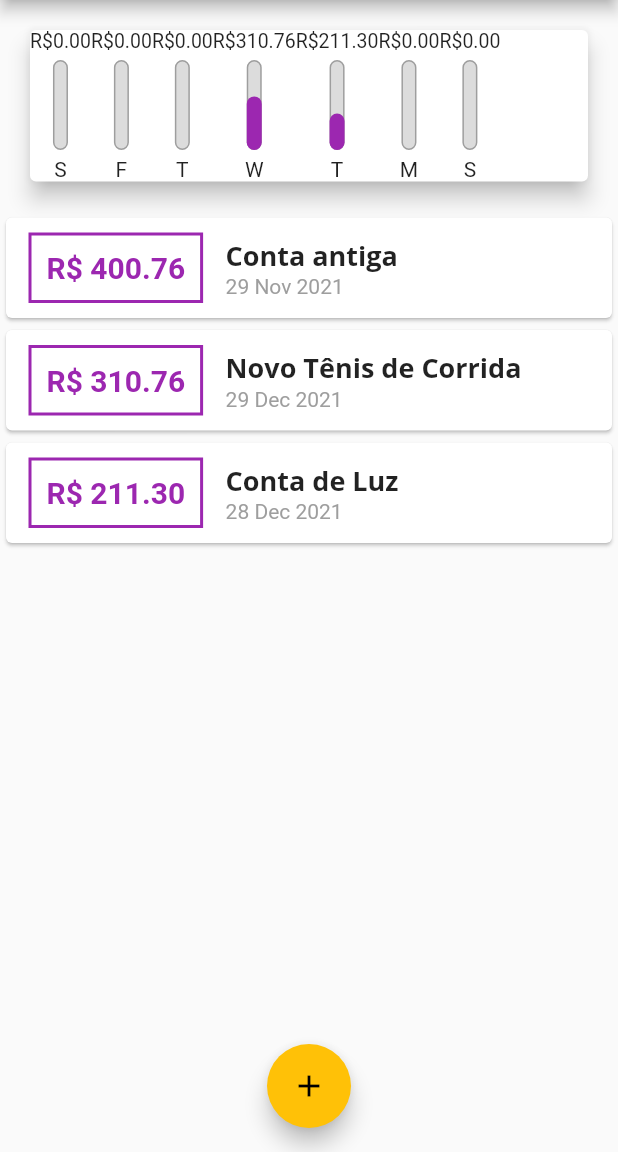
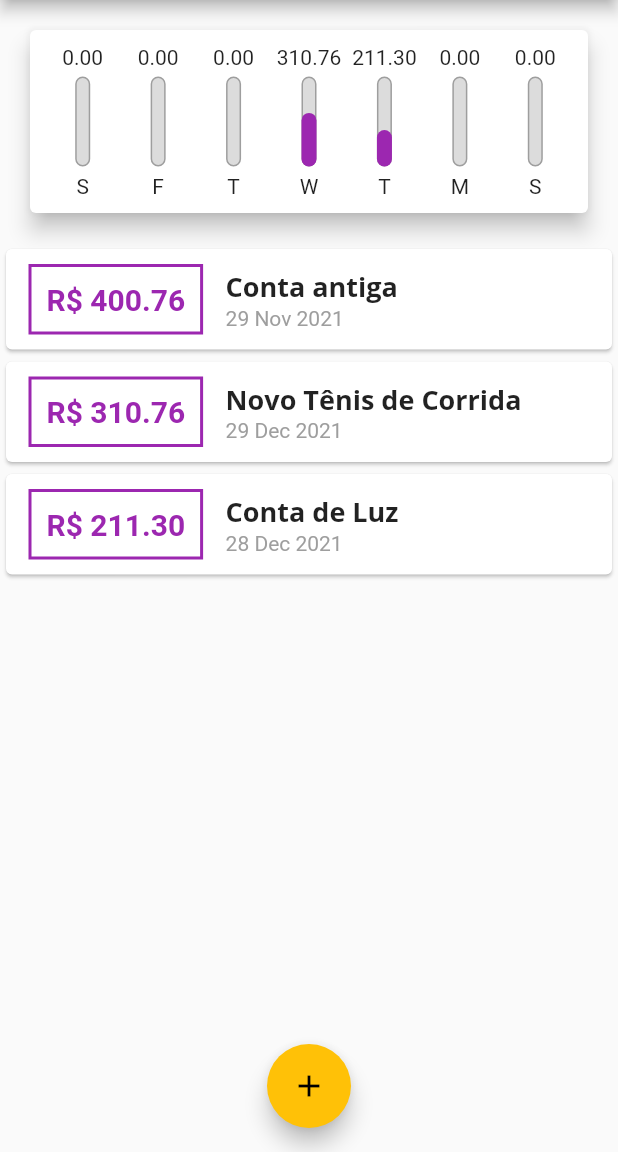
Before and after one commit to felixvicent/gestapp, a Flutter app: the screen it shows after launch, on a phone screen of 412 x 824 dp, the part 84-1236 px from its top. Run offline on Flutter 3.47's test engine with Material 2 defaults, Android fonts, the phone set to English and light mode, and no system bars.

Commit message:
Fix chartbar positions

```diff
--- a/lib/components/chart.dart
+++ b/lib/components/chart.dart
@@ -44,14 +44,21 @@ class Chart extends StatelessWidget {
     return Card(
       elevation: 6,
       margin: EdgeInsets.all(20),
+      child: Padding(
+        padding: const EdgeInsets.all(10),
         child: Row(
+          mainAxisAlignment: MainAxisAlignment.spaceAround,
           children: groupedTransactions.map((transaction) {
-          return ChartBar(
+            return Flexible(
+              fit: FlexFit.tight,
+              child: ChartBar(
                 label: transaction['day'].toString(),
                 value: transaction['value'] as double,
                 percentage: (transaction['value'] as double) / _weekTotalValue,
+              ),
             );
           }).toList(),
+        ),
       ),
     );
   }
--- a/lib/components/chart_bar.dart
+++ b/lib/components/chart_bar.dart
@@ -17,11 +17,8 @@ class ChartBar extends StatelessWidget {
   Widget build(BuildContext context) {
     return Column(
       children: [
-        Text(
-          'R\$${value.toStringAsFixed(2)}',
-          style: TextStyle(
-            fontSize: 13,
-          ),
+        FittedBox(
+          child: Text(value.toStringAsFixed(2)),
         ),
         SizedBox(height: 5),
         Container(
```
Lines whose indentation alone changed are shown as unchanged.
